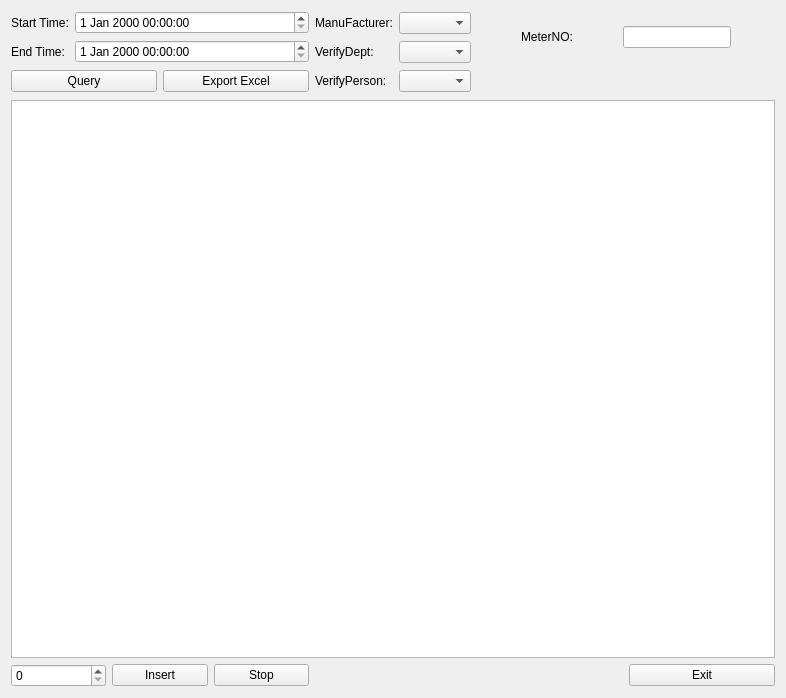
Before: the Qt Designer form source/resultquery/ui/total_result.ui in flimmy78/qtverify, drawn with Qt 5.
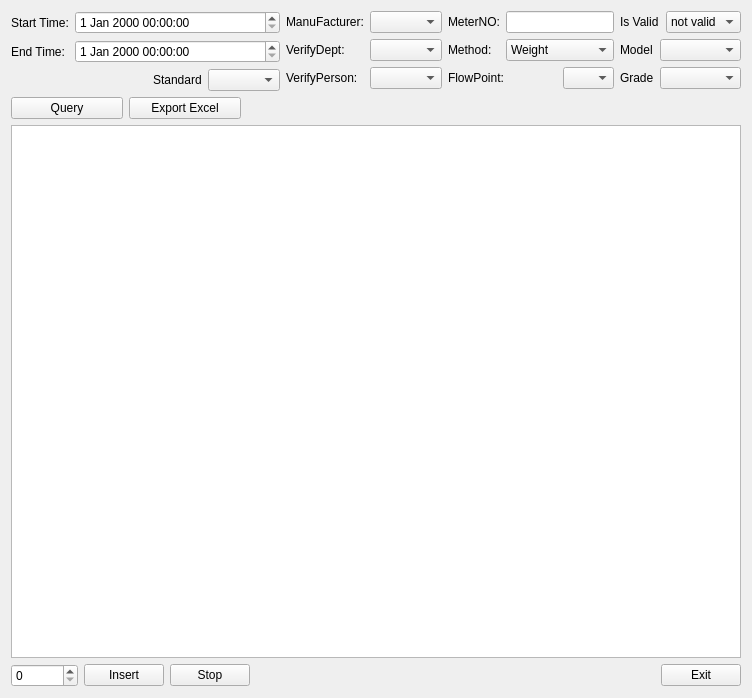
After: the same form once the commit is applied.

Commit message: 总量结果查询增加查询条件

Diff of the .ui file:
```diff
--- a/source/resultquery/ui/total_result.ui
+++ b/source/resultquery/ui/total_result.ui
@@ -6,15 +6,19 @@
    <rect>
     <x>0</x>
     <y>0</y>
-    <width>786</width>
+    <width>752</width>
     <height>698</height>
    </rect>
   </property>
   <property name="windowTitle">
    <string>Total Verify Result</string>
   </property>
-  <layout class="QGridLayout" name="gridLayout_4">
-   <item row="0" column="0" colspan="2">
+  <layout class="QVBoxLayout" name="verticalLayout_2">
+   <item>
+    <layout class="QHBoxLayout" name="horizontalLayout_2">
+     <item>
+      <layout class="QVBoxLayout" name="verticalLayout">
+       <item>
     <layout class="QGridLayout" name="gridLayout">
      <item row="0" column="0">
       <widget class="QLabel" name="label">
@@ -50,7 +54,45 @@
      </item>
     </layout>
    </item>
-   <item row="0" column="2" rowspan="2">
+       <item>
+        <layout class="QHBoxLayout" name="horizontalLayout_9">
+         <item>
+          <spacer name="horizontalSpacer_4">
+           <property name="orientation">
+            <enum>Qt::Horizontal</enum>
+           </property>
+           <property name="sizeType">
+            <enum>QSizePolicy::MinimumExpanding</enum>
+           </property>
+           <property name="sizeHint" stdset="0">
+            <size>
+             <width>100</width>
+             <height>22</height>
+            </size>
+           </property>
+          </spacer>
+         </item>
+         <item>
+          <widget class="QLabel" name="label_11">
+           <property name="sizePolicy">
+            <sizepolicy hsizetype="Fixed" vsizetype="Fixed">
+             <horstretch>0</horstretch>
+             <verstretch>0</verstretch>
+            </sizepolicy>
+           </property>
+           <property name="text">
+            <string>Standard</string>
+           </property>
+          </widget>
+         </item>
+         <item>
+          <widget class="QComboBox" name="cmbStandard"/>
+         </item>
+        </layout>
+       </item>
+      </layout>
+     </item>
+     <item>
     <layout class="QGridLayout" name="gridLayout_2">
      <item row="0" column="0">
       <widget class="QLabel" name="label_4">
@@ -123,7 +165,7 @@
      </item>
     </layout>
    </item>
-   <item row="0" column="3" colspan="2">
+     <item>
     <layout class="QGridLayout" name="gridLayout_3">
      <item row="0" column="0">
       <widget class="QLabel" name="label_6">
@@ -138,7 +180,7 @@
        </property>
       </widget>
      </item>
-     <item row="0" column="1">
+       <item row="0" column="1" colspan="2">
       <widget class="QLineEdit" name="lnEditMeterNO">
        <property name="sizePolicy">
         <sizepolicy hsizetype="Fixed" vsizetype="Fixed">
@@ -148,9 +190,150 @@
        </property>
       </widget>
      </item>
-    </layout>
-   </item>
+       <item row="1" column="0">
+        <widget class="QLabel" name="label_7">
+         <property name="sizePolicy">
+          <sizepolicy hsizetype="Fixed" vsizetype="Preferred">
+           <horstretch>0</horstretch>
+           <verstretch>0</verstretch>
+          </sizepolicy>
+         </property>
+         <property name="text">
+          <string>Method:</string>
+         </property>
+        </widget>
+       </item>
+       <item row="1" column="1" colspan="2">
+        <widget class="QComboBox" name="cmbMethod">
+         <item>
+          <property name="text">
+           <string>Weight</string>
+          </property>
+         </item>
+         <item>
+          <property name="text">
+           <string>StdMeter</string>
+          </property>
+         </item>
+        </widget>
+       </item>
+       <item row="2" column="0" colspan="2">
+        <widget class="QLabel" name="label_8">
+         <property name="sizePolicy">
+          <sizepolicy hsizetype="Fixed" vsizetype="Fixed">
+           <horstretch>0</horstretch>
+           <verstretch>0</verstretch>
+          </sizepolicy>
+         </property>
+         <property name="text">
+          <string>FlowPoint:</string>
+         </property>
+        </widget>
+       </item>
+       <item row="2" column="2">
+        <widget class="QComboBox" name="cmbFlowPointIdx">
+         <item>
+          <property name="text">
+           <string/>
+          </property>
+         </item>
+         <item>
+          <property name="text">
+           <string>1</string>
+          </property>
+         </item>
+         <item>
+          <property name="text">
+           <string>2</string>
+          </property>
+         </item>
+         <item>
+          <property name="text">
+           <string>3</string>
+          </property>
+         </item>
+         <item>
+          <property name="text">
+           <string>4</string>
+          </property>
+         </item>
+        </widget>
+       </item>
+      </layout>
+     </item>
+     <item>
+      <layout class="QGridLayout" name="gridLayout_4">
+       <item row="0" column="0" colspan="2">
+        <widget class="QLabel" name="label_9">
+         <property name="sizePolicy">
+          <sizepolicy hsizetype="Fixed" vsizetype="Fixed">
+           <horstretch>0</horstretch>
+           <verstretch>0</verstretch>
+          </sizepolicy>
+         </property>
+         <property name="text">
+          <string>Is Valid</string>
+         </property>
+        </widget>
+       </item>
+       <item row="0" column="2">
+        <widget class="QComboBox" name="cmbIsValid">
+         <item>
+          <property name="text">
+           <string>not valid</string>
+          </property>
+         </item>
+         <item>
+          <property name="text">
+           <string>valid</string>
+          </property>
+         </item>
+         <item>
+          <property name="text">
+           <string/>
+          </property>
+         </item>
+        </widget>
+       </item>
    <item row="1" column="0">
+        <widget class="QLabel" name="label_10">
+         <property name="sizePolicy">
+          <sizepolicy hsizetype="Fixed" vsizetype="Fixed">
+           <horstretch>0</horstretch>
+           <verstretch>0</verstretch>
+          </sizepolicy>
+         </property>
+         <property name="text">
+          <string>Model</string>
+         </property>
+        </widget>
+       </item>
+       <item row="1" column="1" colspan="2">
+        <widget class="QComboBox" name="cmbModel"/>
+       </item>
+       <item row="2" column="0">
+        <widget class="QLabel" name="label_12">
+         <property name="sizePolicy">
+          <sizepolicy hsizetype="Fixed" vsizetype="Fixed">
+           <horstretch>0</horstretch>
+           <verstretch>0</verstretch>
+          </sizepolicy>
+         </property>
+         <property name="text">
+          <string>Grade</string>
+         </property>
+        </widget>
+       </item>
+       <item row="2" column="1" colspan="2">
+        <widget class="QComboBox" name="cmbGrade"/>
+       </item>
+      </layout>
+     </item>
+    </layout>
+   </item>
+   <item>
+    <layout class="QHBoxLayout" name="horizontalLayout_4">
+     <item>
     <widget class="QPushButton" name="btnQuery">
      <property name="sizePolicy">
       <sizepolicy hsizetype="Preferred" vsizetype="Fixed">
@@ -158,38 +341,60 @@
        <verstretch>0</verstretch>
       </sizepolicy>
      </property>
+       <property name="maximumSize">
+        <size>
+         <width>120</width>
+         <height>16777215</height>
+        </size>
+       </property>
      <property name="text">
       <string>Query</string>
      </property>
     </widget>
    </item>
-   <item row="1" column="1">
+     <item>
     <widget class="QPushButton" name="btnExport">
+       <property name="sizePolicy">
+        <sizepolicy hsizetype="Preferred" vsizetype="Preferred">
+         <horstretch>0</horstretch>
+         <verstretch>0</verstretch>
+        </sizepolicy>
+       </property>
+       <property name="maximumSize">
+        <size>
+         <width>120</width>
+         <height>16777215</height>
+        </size>
+       </property>
      <property name="text">
       <string>Export Excel</string>
      </property>
     </widget>
    </item>
-   <item row="1" column="3">
+     <item>
     <spacer name="verticalSpacer">
      <property name="orientation">
-      <enum>Qt::Vertical</enum>
+        <enum>Qt::Horizontal</enum>
      </property>
      <property name="sizeType">
       <enum>QSizePolicy::Preferred</enum>
      </property>
      <property name="sizeHint" stdset="0">
       <size>
-       <width>20</width>
-       <height>25</height>
+         <width>500</width>
+         <height>20</height>
       </size>
      </property>
     </spacer>
    </item>
-   <item row="2" column="0" colspan="5">
+    </layout>
+   </item>
+   <item>
     <widget class="QTableView" name="tableView"/>
    </item>
-   <item row="3" column="0" colspan="2">
+   <item>
+    <layout class="QHBoxLayout" name="horizontalLayout_3">
+     <item>
     <layout class="QHBoxLayout" name="horizontalLayout">
      <item>
       <widget class="QSpinBox" name="spinBoxNums">
@@ -214,7 +419,7 @@
      </item>
     </layout>
    </item>
-   <item row="3" column="2" colspan="2">
+     <item>
     <spacer name="horizontalSpacer_2">
      <property name="orientation">
       <enum>Qt::Horizontal</enum>
@@ -227,7 +432,7 @@
      </property>
     </spacer>
    </item>
-   <item row="3" column="4">
+     <item>
     <widget class="QPushButton" name="btnExit">
      <property name="sizePolicy">
       <sizepolicy hsizetype="Preferred" vsizetype="Fixed">
@@ -239,6 +444,8 @@
       <string>Exit</string>
      </property>
     </widget>
+     </item>
+    </layout>
    </item>
   </layout>
  </widget>
```
Lines whose indentation alone changed are shown as unchanged. The commit also changes 1 other file.
